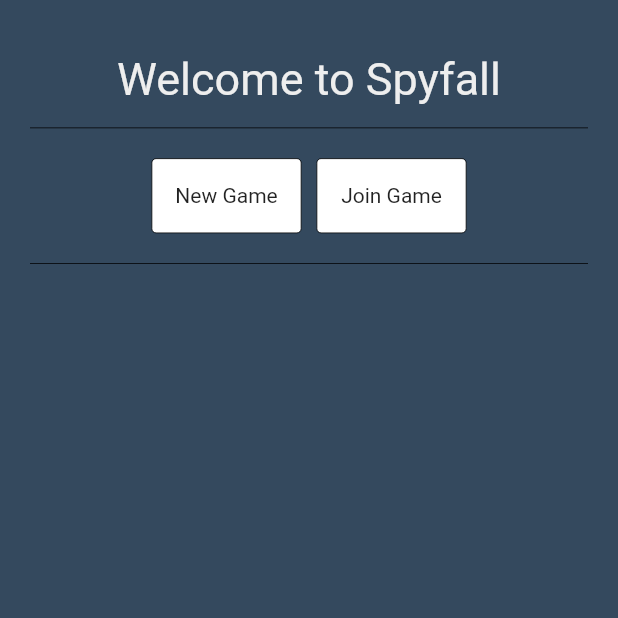
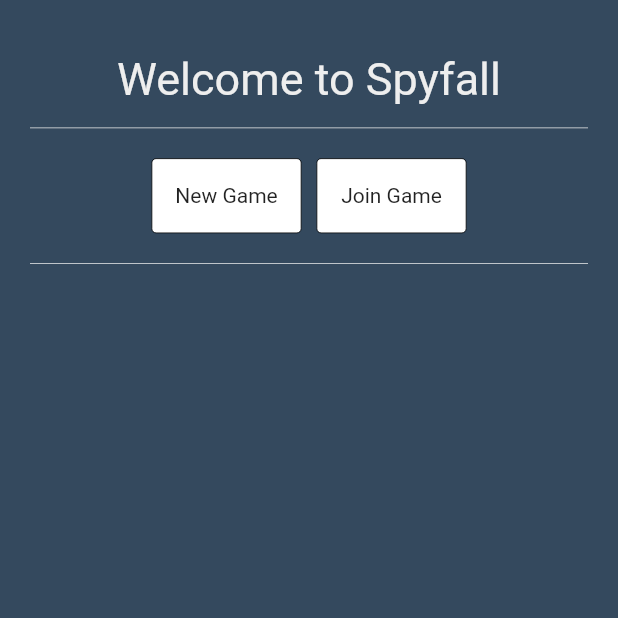
Before and after one commit to lopezhansel/spy-game, a Flutter app: the screen it shows after launch, on a phone screen of 412 x 824 dp, the top half of it. Run offline on Flutter 3.47's test engine with Material 2 defaults, Android fonts, the phone set to English and light mode, and no system bars; Roboto replaces fonts that are missing (Raleway).

Commit message:
update: Change border color

```diff
--- a/lib/Shared/BorderContainer.dart
+++ b/lib/Shared/BorderContainer.dart
@@ -13,8 +13,8 @@ class BorderContainer extends StatelessWidget {
       padding: EdgeInsets.fromLTRB(0, 15, 0, 15),
       decoration: const BoxDecoration(
         border: Border(
-          bottom: BorderSide(width: 0.5, color: Color(0xFFFF000000)),
-          top: BorderSide(width: 0.5, color: Color(0xFFFF000000)),
+          bottom: BorderSide(width: 0.5, color: Color(0xFFEEEEEE)),
+          top: BorderSide(width: 0.5, color: Color(0xFFEEEEEE)),
         ),
       ),
     );
```
